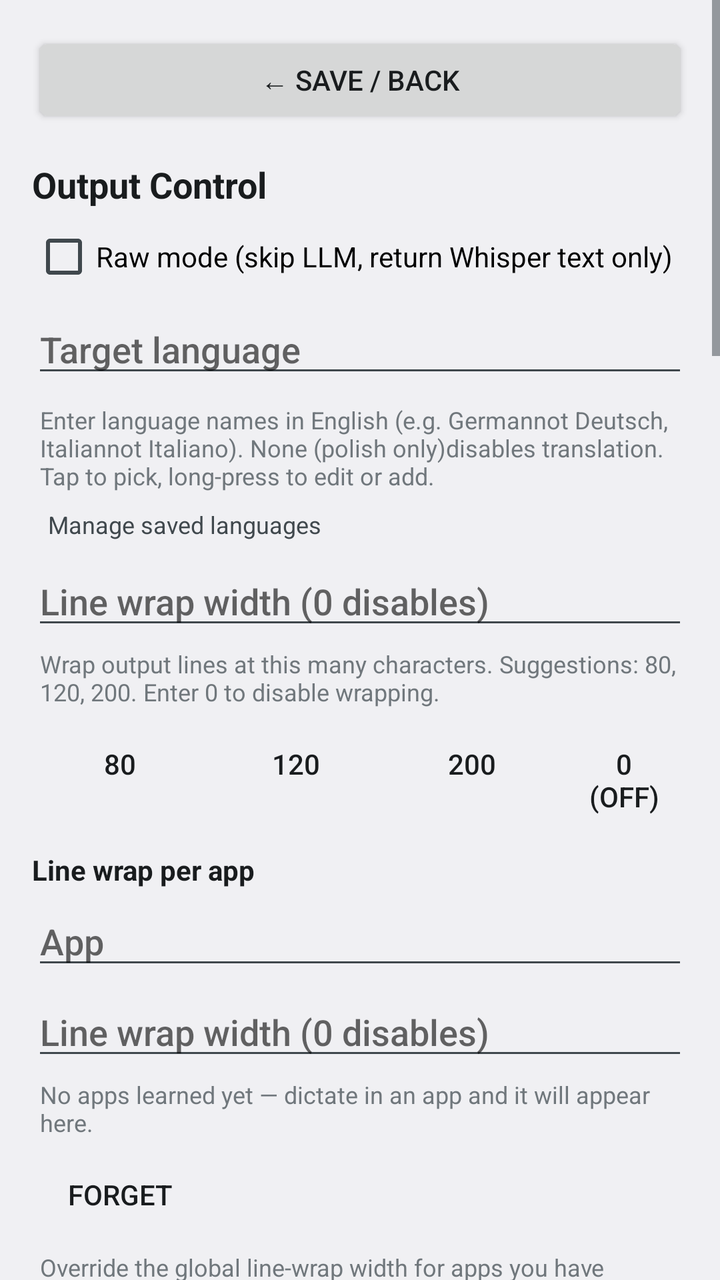
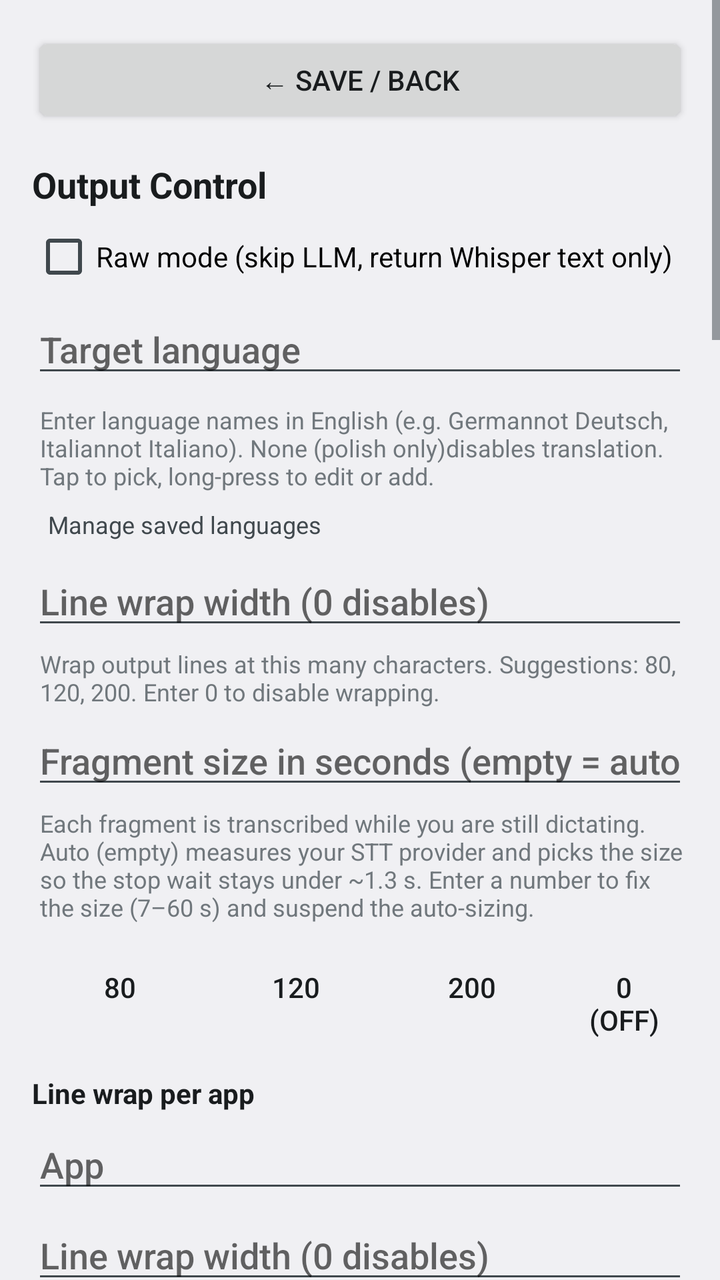

Before-and-after screenshots of an Android layout around one commit, followed by the original layout XML and the change that was made.
<!-- AndroidManifest.xml: activity theme Theme.PolishedRecognition.Plain -->
<!-- res/layout/activity_settings.xml -->
<?xml version="1.0" encoding="utf-8"?>
<ScrollView xmlns:android="http://schemas.android.com/apk/res/android"
    android:layout_width="match_parent"
    android:layout_height="match_parent"
    android:fillViewport="true">

    <LinearLayout
        android:layout_width="match_parent"
        android:layout_height="wrap_content"
        android:orientation="vertical"
        android:padding="16dp">

        
        <Button
            android:id="@+id/save_button_top"
            android:layout_width="match_parent"
            android:layout_height="wrap_content"
            android:text="@string/save"
            android:layout_marginBottom="16dp" />

        
        <TextView
            android:layout_width="match_parent"
            android:layout_height="wrap_content"
            android:text="@string/processing_section"
            android:textSize="18sp"
            android:textStyle="bold"
            android:textColor="?android:attr/textColorPrimary"
            android:layout_marginBottom="8dp" />

        <CheckBox
            android:id="@+id/raw_mode"
            android:layout_width="match_parent"
            android:layout_height="wrap_content"
            android:text="@string/raw_mode"
            android:layout_marginBottom="8dp" />

        <AutoCompleteTextView
            android:id="@+id/target_language"
            android:layout_width="match_parent"
            android:layout_height="wrap_content"
            android:hint="@string/target_language"
            android:inputType="text"
            android:completionThreshold="1"
            android:focusable="false"
            android:cursorVisible="false"
            android:layout_marginBottom="4dp" />

        <TextView
            android:id="@+id/target_language_explanation"
            android:layout_width="match_parent"
            android:layout_height="wrap_content"
            android:text="@string/target_language_hint"
            android:textSize="12sp"
            android:textColor="?android:attr/textColorTertiary"
            android:layout_marginStart="4dp"
            android:layout_marginTop="4dp"
            android:layout_marginBottom="4dp" />

        <TextView
            android:id="@+id/manage_custom_languages"
            android:layout_width="wrap_content"
            android:layout_height="wrap_content"
            android:text="@string/manage_custom_languages"
            android:textSize="12sp"
            android:textColor="?android:attr/textColorSecondary"
            android:clickable="true"
            android:focusable="true"
            android:padding="4dp"
            android:layout_marginStart="4dp"
            android:layout_marginBottom="4dp" />

        <EditText
            android:id="@+id/wrap_width"
            android:layout_width="match_parent"
            android:layout_height="wrap_content"
            android:hint="@string/wrap_width"
            android:inputType="number"
            android:imeOptions="actionDone"
            android:layout_marginBottom="4dp" />

        <TextView
            android:layout_width="match_parent"
            android:layout_height="wrap_content"
            android:text="@string/wrap_width_hint"
            android:textSize="12sp"
            android:textColor="?android:attr/textColorTertiary"
            android:layout_marginStart="4dp"
            android:layout_marginBottom="4dp" />

        <LinearLayout
            android:layout_width="match_parent"
            android:layout_height="wrap_content"
            android:orientation="horizontal"
            android:layout_marginBottom="8dp">

            <Button
                android:id="@+id/wrap_80"
                android:layout_width="wrap_content"
                android:layout_height="wrap_content"
                android:text="80"
                style="@android:style/Widget.DeviceDefault.Button.Borderless" />

            <Button
                android:id="@+id/wrap_120"
                android:layout_width="wrap_content"
                android:layout_height="wrap_content"
                android:text="120"
                style="@android:style/Widget.DeviceDefault.Button.Borderless" />

            <Button
                android:id="@+id/wrap_200"
                android:layout_width="wrap_content"
                android:layout_height="wrap_content"
                android:text="200"
                style="@android:style/Widget.DeviceDefault.Button.Borderless" />

            <Button
                android:id="@+id/wrap_off"
                android:layout_width="wrap_content"
                android:layout_height="wrap_content"
                android:text="0 (off)"
                style="@android:style/Widget.DeviceDefault.Button.Borderless" />
        </LinearLayout>

        <TextView
            android:layout_width="match_parent"
            android:layout_height="wrap_content"
            android:text="@string/app_wrap_section"
            android:textSize="14sp"
            android:textStyle="bold"
            android:textColor="?android:attr/textColorPrimary"
            android:layout_marginTop="4dp"
            android:layout_marginBottom="4dp" />

        <AutoCompleteTextView
            android:id="@+id/app_wrap_app"
            android:layout_width="match_parent"
            android:layout_height="wrap_content"
            android:hint="@string/app_wrap_pick"
            android:inputType="none"
            android:focusable="false"
            android:cursorVisible="false"
            android:clickable="true"
            android:layout_marginBottom="4dp" />

        <EditText
            android:id="@+id/app_wrap_width"
            android:layout_width="match_parent"
            android:layout_height="wrap_content"
            android:hint="@string/wrap_width"
            android:inputType="number"
            android:imeOptions="actionDone"
            android:layout_marginBottom="4dp" />

        <TextView
            android:id="@+id/app_wrap_empty_hint"
            android:layout_width="match_parent"
            android:layout_height="wrap_content"
            android:text="@string/app_wrap_empty"
            android:textSize="12sp"
            android:textColor="?android:attr/textColorTertiary"
            android:layout_marginStart="4dp"
            android:layout_marginBottom="4dp" />

        <LinearLayout
            android:layout_width="match_parent"
            android:layout_height="wrap_content"
            android:orientation="horizontal"
            android:layout_marginBottom="4dp">

            <Button
                android:id="@+id/app_wrap_forget"
                android:layout_width="wrap_content"
                android:layout_height="wrap_content"
                android:text="@string/app_wrap_forget"
                style="@android:style/Widget.DeviceDefault.Button.Borderless" />
        </LinearLayout>

        <TextView
            android:layout_width="match_parent"
            android:layout_height="wrap_content"
            android:text="@string/app_wrap_hint"
            android:textSize="12sp"
            android:textColor="?android:attr/textColorTertiary"
            android:layout_marginStart="4dp"
            android:layout_marginBottom="12dp" />

        <CheckBox
            android:id="@+id/compress_audio"
            android:layout_width="match_parent"
            android:layout_height="wrap_content"
            android:text="@string/compress_audio"
            android:layout_marginBottom="16dp" />

        
        <TextView
            android:layout_width="match_parent"
            android:layout_height="wrap_content"
            android:text="@string/provider_control_section"
            android:textSize="18sp"
            android:textStyle="bold"
            android:textColor="?android:attr/textColorPrimary"
            android:layout_marginBottom="8dp" />

        
        <TextView
            android:layout_width="match_parent"
            android:layout_height="wrap_content"
            android:text="@string/stt_section"
            android:textSize="18sp"
            android:textStyle="bold"
            android:textColor="?android:attr/textColorPrimary"
            android:layout_marginBottom="8dp" />

        <AutoCompleteTextView
            android:id="@+id/stt_provider"
            android:layout_width="match_parent"
            android:layout_height="wrap_content"
            android:hint="@string/provider"
            android:inputType="none"
            android:focusable="false"
            android:cursorVisible="false"
            android:layout_marginBottom="8dp" />

        <EditText
            android:id="@+id/stt_url"
            android:layout_width="match_parent"
            android:layout_height="wrap_content"
            android:hint="@string/api_url"
            android:inputType="textUri"
            android:imeOptions="actionDone"
            android:layout_marginBottom="8dp" />

        <LinearLayout
            android:layout_width="match_parent"
            android:layout_height="wrap_content"
            android:orientation="horizontal"
            android:gravity="center_vertical"
            android:layout_marginBottom="4dp">
            <EditText
                android:id="@+id/stt_token"
                android:layout_width="0dp"
                android:layout_height="wrap_content"
                android:layout_weight="1"
                android:hint="@string/api_token"
                android:inputType="textPassword"
                android:imeOptions="actionDone" />
            <ImageButton
                android:id="@+id/stt_token_toggle"
                android:layout_width="48dp"
                android:layout_height="48dp"
                android:src="@drawable/ic_eye"
                android:background="?android:attr/selectableItemBackgroundBorderless"
                android:contentDescription="@string/show_password"
                android:scaleType="center" />
        </LinearLayout>

        <Button
            android:id="@+id/validate_stt"
            android:layout_width="wrap_content"
            android:layout_height="wrap_content"
            android:text="@string/validate_fetch"
            style="@android:style/Widget.DeviceDefault.Button.Borderless"
            android:layout_marginBottom="8dp" />

        <AutoCompleteTextView
            android:id="@+id/stt_model"
            android:layout_width="match_parent"
            android:layout_height="wrap_content"
            android:hint="@string/model"
            android:inputType="text|textNoSuggestions"
            android:importantForAutofill="no"
            android:completionThreshold="1"
            android:layout_marginBottom="16dp" />

        
        <TextView
            android:layout_width="match_parent"
            android:layout_height="wrap_content"
            android:text="@string/llm_section"
            android:textSize="18sp"
            android:textStyle="bold"
            android:textColor="?android:attr/textColorPrimary"
            android:layout_marginBottom="8dp" />

        <AutoCompleteTextView
            android:id="@+id/llm_provider"
            android:layout_width="match_parent"
            android:layout_height="wrap_content"
            android:hint="@string/provider"
            android:inputType="none"
            android:focusable="false"
            android:cursorVisible="false"
            android:layout_marginBottom="8dp" />

        <EditText
            android:id="@+id/llm_url"
            android:layout_width="match_parent"
            android:layout_height="wrap_content"
            android:hint="@string/api_url"
            android:inputType="textUri"
            android:imeOptions="actionDone"
            android:layout_marginBottom="8dp" />

        <LinearLayout
            android:layout_width="match_parent"
            android:layout_height="wrap_content"
            android:orientation="horizontal"
            android:gravity="center_vertical"
            android:layout_marginBottom="4dp">
            <EditText
                android:id="@+id/llm_token"
                android:layout_width="0dp"
                android:layout_height="wrap_content"
                android:layout_weight="1"
                android:hint="@string/api_token"
                android:inputType="textPassword"
                android:imeOptions="actionDone" />
            <ImageButton
                android:id="@+id/llm_token_toggle"
                android:layout_width="48dp"
                android:layout_height="48dp"
                android:src="@drawable/ic_eye"
                android:background="?android:attr/selectableItemBackgroundBorderless"
                android:contentDescription="@string/show_password"
                android:scaleType="center" />
        </LinearLayout>

        <LinearLayout
            android:layout_width="match_parent"
            android:layout_height="wrap_content"
            android:orientation="horizontal"
            android:layout_marginBottom="8dp">

            <Button
                android:id="@+id/fetch_llm_models"
                android:layout_width="wrap_content"
                android:layout_height="wrap_content"
                android:text="@string/fetch_models"
                style="@android:style/Widget.DeviceDefault.Button.Borderless"
                android:layout_marginEnd="8dp" />

            <Button
                android:id="@+id/test_llm_token"
                android:layout_width="wrap_content"
                android:layout_height="wrap_content"
                android:text="@string/test_token"
                style="@android:style/Widget.DeviceDefault.Button.Borderless" />
        </LinearLayout>

        <AutoCompleteTextView
            android:id="@+id/llm_model"
            android:layout_width="match_parent"
            android:layout_height="wrap_content"
            android:hint="@string/model"
            android:inputType="text|textNoSuggestions"
            android:importantForAutofill="no"
            android:completionThreshold="1"
            android:layout_marginBottom="16dp" />

        
        <TextView
            android:layout_width="match_parent"
            android:layout_height="wrap_content"
            android:text="@string/prompts_section"
            android:textSize="18sp"
            android:textStyle="bold"
            android:textColor="?android:attr/textColorPrimary"
            android:layout_marginBottom="8dp" />

        
        <LinearLayout
            android:layout_width="match_parent"
            android:layout_height="wrap_content"
            android:orientation="horizontal"
            android:gravity="center_vertical"
            android:layout_marginBottom="4dp">
            <TextView
                android:layout_width="0dp"
                android:layout_height="wrap_content"
                android:layout_weight="1"
                android:text="@string/system_prompt"
                android:textSize="16sp"
                android:textColor="?android:attr/textColorPrimary" />
            <Button
                android:id="@+id/reset_system_prompt"
                android:layout_width="wrap_content"
                android:layout_height="wrap_content"
                android:text="@string/reset_prompt"
                style="@android:style/Widget.DeviceDefault.Button.Borderless"
                android:textSize="12sp" />
        </LinearLayout>

        <TextView
            android:layout_width="match_parent"
            android:layout_height="wrap_content"
            android:text="@string/prompt_variables"
            android:textSize="12sp"
            android:textColor="?android:attr/textColorSecondary"
            android:layout_marginBottom="4dp" />

        <EditText
            android:id="@+id/system_prompt"
            android:layout_width="match_parent"
            android:layout_height="wrap_content"
            android:inputType="textMultiLine"
            android:minLines="5"
            android:gravity="top"
            android:layout_marginBottom="16dp" />

        
        <LinearLayout
            android:layout_width="match_parent"
            android:layout_height="wrap_content"
            android:orientation="horizontal"
            android:gravity="center_vertical"
            android:layout_marginBottom="4dp">
            <TextView
                android:layout_width="0dp"
                android:layout_height="wrap_content"
                android:layout_weight="1"
                android:text="@string/target_language_clause"
                android:textSize="16sp"
                android:textColor="?android:attr/textColorPrimary" />
            <Button
                android:id="@+id/reset_target_language_clause"
                android:layout_width="wrap_content"
                android:layout_height="wrap_content"
                android:text="@string/reset_prompt"
                style="@android:style/Widget.DeviceDefault.Button.Borderless"
                android:textSize="12sp" />
        </LinearLayout>

        <TextView
            android:layout_width="match_parent"
            android:layout_height="wrap_content"
            android:text="@string/prompt_variables"
            android:textSize="12sp"
            android:textColor="?android:attr/textColorSecondary"
            android:layout_marginBottom="4dp" />

        <EditText
            android:id="@+id/target_language_clause"
            android:layout_width="match_parent"
            android:layout_height="wrap_content"
            android:inputType="textMultiLine"
            android:minLines="2"
            android:gravity="top"
            android:layout_marginBottom="16dp" />

        
        <TextView
            android:layout_width="match_parent"
            android:layout_height="wrap_content"
            android:text="@string/source_language_clause_title"
            android:textSize="16sp"
            android:textColor="?android:attr/textColorPrimary"
            android:layout_marginBottom="4dp" />

        <TextView
            android:layout_width="match_parent"
            android:layout_height="wrap_content"
            android:text="@string/source_language_clause_info"
            android:textSize="12sp"
            android:textColor="?android:attr/textColorSecondary"
            android:layout_marginBottom="8dp" />

        
        <Button
            android:id="@+id/restore_defaults"
            android:layout_width="wrap_content"
            android:layout_height="wrap_content"
            android:text="@string/restore_defaults"
            style="@android:style/Widget.DeviceDefault.Button.Borderless"
            android:layout_gravity="center_horizontal"
            android:layout_marginBottom="16dp" />

        
        <Button
            android:id="@+id/set_recognition_service"
            android:layout_width="match_parent"
            android:layout_height="wrap_content"
            android:text="@string/enable_voice_keyboard"
            style="@android:style/Widget.DeviceDefault.Button.Borderless"
            android:layout_marginBottom="16dp" />

        
        <Button
            android:id="@+id/save_button"
            android:layout_width="match_parent"
            android:layout_height="wrap_content"
            android:text="@string/save"
            android:layout_marginBottom="24dp" />

        
        <LinearLayout
            android:layout_width="match_parent"
            android:layout_height="wrap_content"
            android:orientation="horizontal"
            android:gravity="center_vertical"
            android:layout_marginBottom="4dp">

            <TextView
                android:id="@+id/about_help"
                android:layout_width="wrap_content"
                android:layout_height="wrap_content"
                android:text="@string/about_help"
                android:textSize="14sp"
                android:textStyle="bold"
                android:textColor="?android:attr/colorAccent"
                android:background="@drawable/help_chip"
                android:paddingStart="14dp"
                android:paddingEnd="14dp"
                android:paddingTop="5dp"
                android:paddingBottom="5dp"
                android:layout_marginEnd="14dp"
                android:clickable="true"
                android:focusable="true"
                android:contentDescription="@string/about_help" />

            <TextView
                android:layout_width="wrap_content"
                android:layout_height="wrap_content"
                android:text="@string/about_title"
                android:textSize="18sp"
                android:textStyle="bold"
                android:textColor="?android:attr/textColorPrimary" />
        </LinearLayout>

        <TextView
            android:id="@+id/about_version"
            android:layout_width="wrap_content"
            android:layout_height="wrap_content"
            android:textSize="12sp"
            android:textColor="?android:attr/textColorTertiary"
            android:layout_marginBottom="2dp" />

        <TextView
            android:id="@+id/about_commit"
            android:layout_width="wrap_content"
            android:layout_height="wrap_content"
            android:textSize="12sp"
            android:textColor="?android:attr/textColorTertiary"
            android:layout_marginBottom="12dp" />

        <TextView
            android:id="@+id/about_info"
            android:layout_width="wrap_content"
            android:layout_height="wrap_content"
            android:text="@string/voice_input_info_message"
            android:textSize="12sp"
            android:textColor="?android:attr/textColorTertiary"
            android:clickable="true"
            android:focusable="true"
            android:autoLink="web"
            android:padding="4dp"
            android:layout_marginStart="-4dp" />

    </LinearLayout>
</ScrollView>
<!-- resources referenced by this layout -->
<resources>
  <string name="about_help">Help</string>
  <string name="about_title">About</string>
  <string name="api_token">API Token</string>
  <string name="api_url">API URL</string>
  <string name="app_wrap_empty">No apps learned yet — dictate in an app and it will appear here.</string>
  <string name="app_wrap_forget">Forget</string>
  <string name="app_wrap_hint">Override the global line-wrap width for apps you have dictated into. Leave the field empty to use the global value. 0 disables wrapping for that app.</string>
  <string name="app_wrap_pick">App</string>
  <string name="app_wrap_section">Line wrap per app</string>
  <string name="compress_audio">Upload format: OGG/Opus when on (smaller on slow connections), WAV when off — live transcription runs either way</string>
  <string name="enable_voice_keyboard">Enable Voice Keyboard (IME)</string>
  <string name="fetch_models">Fetch Models</string>
  <string name="llm_section">LLM Post-Processing</string>
  <string name="manage_custom_languages">Manage saved languages</string>
  <string name="model">Select or fetch a model</string>
  <string name="processing_section">Output Control</string>
  <string name="prompt_variables" translatable="false">Variables:</string>
  <string name="prompts_section">Prompts</string>
  <string name="provider">Provider</string>
  <string name="provider_control_section">Provider Control</string>
  <string name="raw_mode">Raw mode (skip LLM, return Whisper text only)</string>
  <string name="reset_prompt">Reset</string>
  <string name="restore_defaults">Restore all prompts to default</string>
  <string name="save">\u2190 save / back</string>
  <string name="show_password">Show password</string>
  <string name="source_language_clause_info">The system prompt always contains the sentence “The STT service transcribed audio spoken in &lt;Language&gt;.” when Whisper reports a language. When Whisper returns null, blank, or “unknown”, the whole sentence is dropped. This clause cannot be edited.</string>
  <string name="source_language_clause_title">Source Language Clause (automatic, not configurable)</string>
  <string name="stt_section">STT (Speech-to-Text)</string>
  <string name="system_prompt">System Prompt</string>
  <string name="target_language">Target language</string>
  <string name="target_language_clause">Target Language Clause (omitted when no target language is set)</string>
  <string name="target_language_hint">Enter language names in English (e.g. "German" not "Deutsch", "Italian" not "Italiano"). "None (polish only)" disables translation. Tap to pick, long-press to edit or add.</string>
  <string name="test_token">Test Token</string>
  <string name="validate_fetch">Validate &amp; Fetch Models</string>
  <string name="voice_input_info_message" translatable="false">Polished Recognition works with English prompts, so enter your target language in English (e.g. "German" not "Deutsch").\n\nFull setup guide:\n<a href="https://github.com/georgernstgraf/polished-recognition#readme">github.com/georgernstgraf/polished-recognition#readme</a>\n\nMade with love by Georg Graf 💙</string>
  <string name="wrap_width">Line wrap width (0 disables)</string>
  <string name="wrap_width_hint">Wrap output lines at this many characters. Suggestions: 80, 120, 200. Enter 0 to disable wrapping.</string>
  <style name="Theme.PolishedRecognition.Plain" parent="@android:style/Theme.DeviceDefault.DayNight">
          <item name="android:windowNoTitle">true</item>
          <item name="android:windowActionBar">false</item>
      </style>
  <!-- unchanged entries left out for length: 2 -->
</resources>

<!-- the commit's change to res/layout/activity_settings.xml (unified diff, before → after) -->
@@ -87,6 +87,24 @@
             android:textColor="?android:attr/textColorTertiary"
             android:layout_marginStart="4dp"
             android:layout_marginBottom="4dp" />
+
+        <EditText
+            android:id="@+id/fragment_seconds"
+            android:layout_width="match_parent"
+            android:layout_height="wrap_content"
+            android:hint="@string/fragment_seconds"
+            android:inputType="number"
+            android:imeOptions="actionDone"
+            android:layout_marginBottom="4dp" />
+
+        <TextView
+            android:layout_width="match_parent"
+            android:layout_height="wrap_content"
+            android:text="@string/fragment_seconds_hint"
+            android:textSize="12sp"
+            android:textColor="?android:attr/textColorTertiary"
+            android:layout_marginStart="4dp"
+            android:layout_marginBottom="8dp" />
 
         <LinearLayout
             android:layout_width="match_parent"
<!-- resource entries referenced after the edit -->
@@ -12,6 +12,8 @@
   <string name="compress_audio">Upload format: OGG/Opus when on (smaller on slow connections), WAV when off — live transcription runs either way</string>
   <string name="enable_voice_keyboard">Enable Voice Keyboard (IME)</string>
   <string name="fetch_models">Fetch Models</string>
+  <string name="fragment_seconds">Fragment size in seconds (empty = auto)</string>
+  <string name="fragment_seconds_hint">Each fragment is transcribed while you are still dictating. Auto (empty) measures your STT provider and picks the size so the stop wait stays under ~1.3 s. Enter a number to fix the size (7–60 s) and suspend the auto-sizing.</string>
   <string name="llm_section">LLM Post-Processing</string>
   <string name="manage_custom_languages">Manage saved languages</string>
   <string name="model">Select or fetch a model</string>
